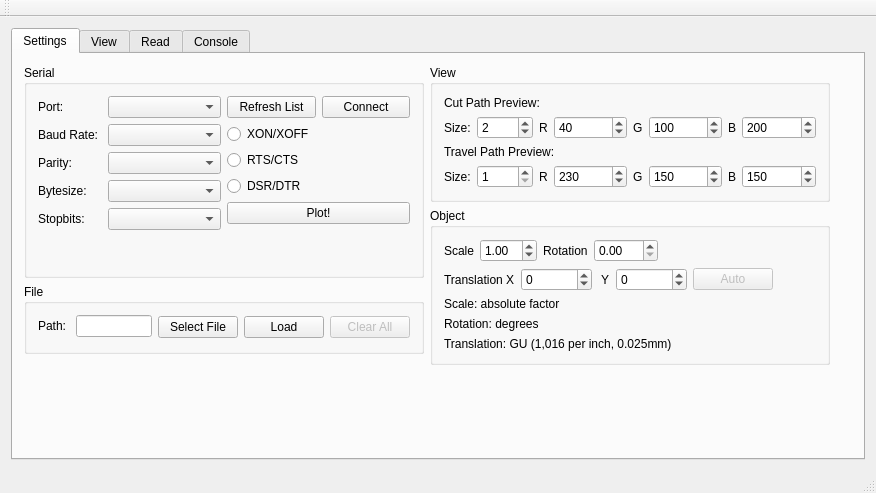
Before: the Qt Designer form mainwindow.ui in makerslocal/localplot, drawn with Qt 5.
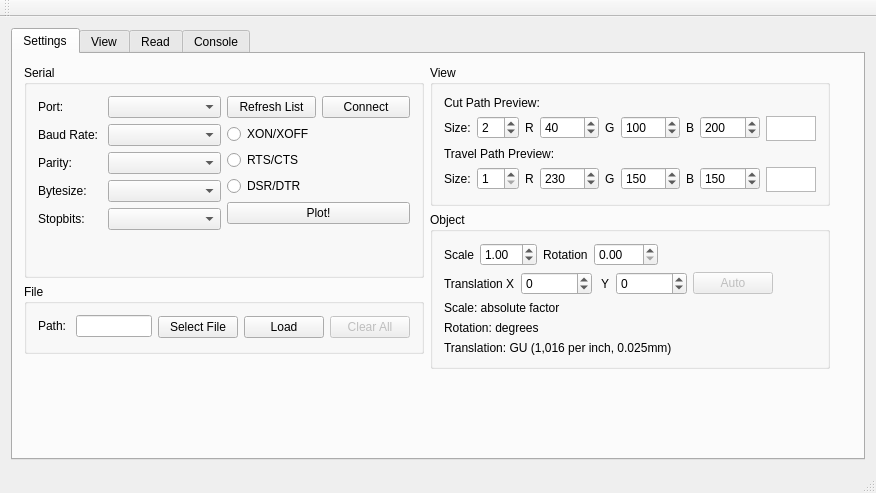
After: the same form once the commit is applied.

Commit message: added pen samples to UI

Patch:
```diff
--- a/mainwindow.ui
+++ b/mainwindow.ui
@@ -364,6 +364,60 @@
                  </item>
                 </layout>
                </item>
+               <item>
+                <widget class="QGraphicsView" name="graphicsView_penDownDemo">
+                 <property name="sizePolicy">
+                  <sizepolicy hsizetype="Fixed" vsizetype="Fixed">
+                   <horstretch>0</horstretch>
+                   <verstretch>0</verstretch>
+                  </sizepolicy>
+                 </property>
+                 <property name="minimumSize">
+                  <size>
+                   <width>50</width>
+                   <height>25</height>
+                  </size>
+                 </property>
+                 <property name="maximumSize">
+                  <size>
+                   <width>50</width>
+                   <height>25</height>
+                  </size>
+                 </property>
+                 <property name="sizeIncrement">
+                  <size>
+                   <width>1</width>
+                   <height>1</height>
+                  </size>
+                 </property>
+                 <property name="baseSize">
+                  <size>
+                   <width>50</width>
+                   <height>10</height>
+                  </size>
+                 </property>
+                 <property name="verticalScrollBarPolicy">
+                  <enum>Qt::ScrollBarAlwaysOff</enum>
+                 </property>
+                 <property name="horizontalScrollBarPolicy">
+                  <enum>Qt::ScrollBarAlwaysOff</enum>
+                 </property>
+                 <property name="interactive">
+                  <bool>false</bool>
+                 </property>
+                 <property name="sceneRect">
+                  <rectf>
+                   <x>0.000000000000000</x>
+                   <y>0.000000000000000</y>
+                   <width>0.000000000000000</width>
+                   <height>0.000000000000000</height>
+                  </rectf>
+                 </property>
+                 <property name="transformationAnchor">
+                  <enum>QGraphicsView::NoAnchor</enum>
+                 </property>
+                </widget>
+               </item>
               </layout>
              </item>
              <item>
@@ -462,6 +516,51 @@
                  </item>
                 </layout>
                </item>
+               <item>
+                <widget class="QGraphicsView" name="graphicsView_penUpDemo">
+                 <property name="sizePolicy">
+                  <sizepolicy hsizetype="Fixed" vsizetype="Fixed">
+                   <horstretch>0</horstretch>
+                   <verstretch>0</verstretch>
+                  </sizepolicy>
+                 </property>
+                 <property name="minimumSize">
+                  <size>
+                   <width>50</width>
+                   <height>25</height>
+                  </size>
+                 </property>
+                 <property name="maximumSize">
+                  <size>
+                   <width>50</width>
+                   <height>25</height>
+                  </size>
+                 </property>
+                 <property name="baseSize">
+                  <size>
+                   <width>0</width>
+                   <height>0</height>
+                  </size>
+                 </property>
+                 <property name="verticalScrollBarPolicy">
+                  <enum>Qt::ScrollBarAlwaysOff</enum>
+                 </property>
+                 <property name="horizontalScrollBarPolicy">
+                  <enum>Qt::ScrollBarAlwaysOff</enum>
+                 </property>
+                 <property name="interactive">
+                  <bool>false</bool>
+                 </property>
+                 <property name="sceneRect">
+                  <rectf>
+                   <x>0.000000000000000</x>
+                   <y>0.000000000000000</y>
+                   <width>0.000000000000000</width>
+                   <height>0.000000000000000</height>
+                  </rectf>
+                 </property>
+                </widget>
+               </item>
               </layout>
              </item>
             </layout>
```
The commit also changes 2 other files.
